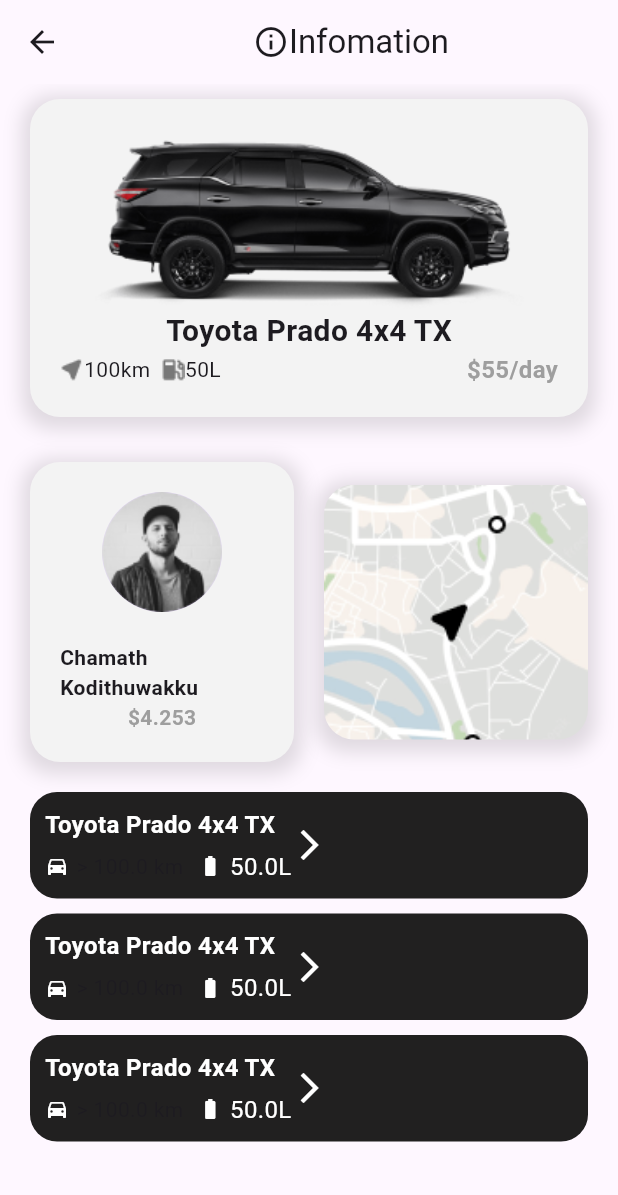
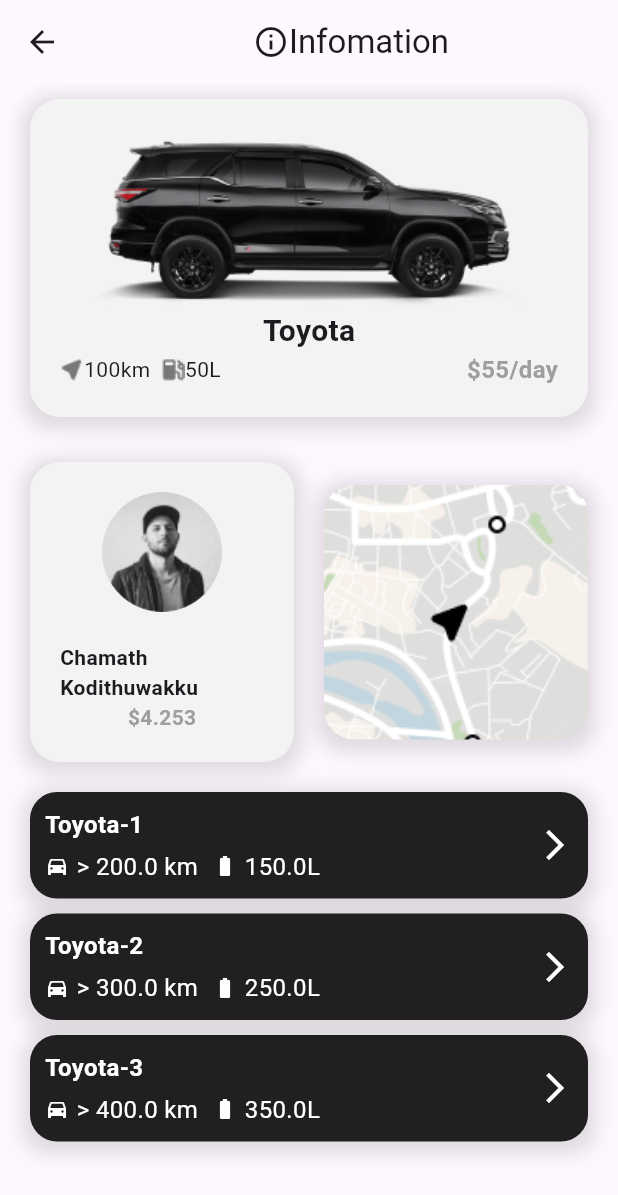
Before and after one commit to chamathk77/car_rental_app_flutter, a Flutter app: the CarListScreen screen opened directly, after a tap on "Toyota", on a phone screen of 412 x 824 dp. Shown: the top 1195 px of the screen. Run offline on Flutter 3.47's test engine with Material 3 defaults, Android fonts, the phone set to English and light mode, and no system bars; our stand-ins replace cloud_firestore, firebase_core, flutter_map, latlong2; accounts and stored records are empty.

Commit message:
continue map screen

```diff
--- a/lib/main.dart
+++ b/lib/main.dart
@@ -1,6 +1,7 @@
 import 'package:car_rental_app_flutter/firebase_options.dart';
 import 'package:car_rental_app_flutter/screens/car_details_page.dart';
 import 'package:car_rental_app_flutter/screens/car_list_screen.dart';
+import 'package:car_rental_app_flutter/screens/maps_details_page.dart';
 import 'package:car_rental_app_flutter/screens/onboarding_page.dart';
 import 'package:cloud_firestore/cloud_firestore.dart';
 import 'package:firebase_core/firebase_core.dart';
@@ -41,7 +42,7 @@
         colorScheme: ColorScheme.fromSeed(seedColor: Colors.deepPurple),
         useMaterial3: true,
       ),
-      home: OnboardingPage(),
+      home: MapsDetailsPage(),
     );
   }
 }
--- a/lib/screens/car_details_page.dart
+++ b/lib/screens/car_details_page.dart
@@ -5,7 +5,9 @@
 import 'package:flutter/widgets.dart';
 
 class CarDetailsPage extends StatelessWidget {
-  const CarDetailsPage({Key? key}) : super(key: key);
+  final Car car;
+
+  const CarDetailsPage({super.key, required this.car});
 
   @override
   Widget build(BuildContext context) {
@@ -23,10 +25,10 @@
         children: [
           CarCard(
             car: Car(
-              Model: 'Toyota Prado 4x4 TX',
-              distance: 100,
-              fuelCapacity: 50,
-              pricePerHour: 55,
+              Model: car.Model,
+              distance: car.distance,
+              fuelCapacity: car.fuelCapacity,
+              pricePerHour: car.pricePerHour,
             ),
           ),
           SizedBox(height: 20),
@@ -104,10 +106,10 @@
               children: [
                 MoreCard(
                   car: Car(
-                    Model: 'Toyota Prado 4x4 TX',
-                    distance: 100,
-                    fuelCapacity: 50,
-                    pricePerHour: 55,
+                    Model: car.Model + "-1",
+                    distance: car.distance + 100,
+                    fuelCapacity: car.fuelCapacity + 100,
+                    pricePerHour: car.pricePerHour+10,
                   ),
                 ),
                 SizedBox(
@@ -115,10 +117,10 @@
                 ),
                 MoreCard(
                   car: Car(
-                    Model: 'Toyota Prado 4x4 TX',
-                    distance: 100,
-                    fuelCapacity: 50,
-                    pricePerHour: 55,
+                    Model: car.Model + "-2",
+                    distance: car.distance + 200,
+                    fuelCapacity: car.fuelCapacity + 200,
+                    pricePerHour: car.pricePerHour+20,
                   ),
                 ),
                 SizedBox(
@@ -126,10 +128,10 @@
                 ),
                 MoreCard(
                   car: Car(
-                    Model: 'Toyota Prado 4x4 TX',
-                    distance: 100,
-                    fuelCapacity: 50,
-                    pricePerHour: 55,
+                    Model: car.Model + "-3",
+                    distance: car.distance + 300,
+                    fuelCapacity: car.fuelCapacity + 300,
+                    pricePerHour: car.pricePerHour+30,
                   ),
                 ),
                 SizedBox(
--- a/lib/screens/widgets/car_card.dart
+++ b/lib/screens/widgets/car_card.dart
@@ -13,7 +13,9 @@
         Navigator.push(
           context,
           MaterialPageRoute(
-            builder: (context) => CarDetailsPage(),
+            builder: (context) => CarDetailsPage(
+              car: car,
+            ),
           ),
         );
       },
--- a/lib/screens/widgets/more_card.dart
+++ b/lib/screens/widgets/more_card.dart
@@ -13,10 +13,16 @@
         decoration: BoxDecoration(
             color: Color(0xff212020),
             borderRadius: BorderRadius.circular(18),
-      ),
+            boxShadow: [
+              BoxShadow(
+                color: Colors.black12,
+                spreadRadius: 5,
+                blurRadius: 10,
+                offset: Offset(0, 3),
+              )
+            ]),
         child: Row(
-        children: [
-          Row(
+          mainAxisAlignment: MainAxisAlignment.spaceBetween,
           children: [
             Column(
               crossAxisAlignment: CrossAxisAlignment.start,
@@ -41,9 +47,8 @@
                     SizedBox(
                       width: 5,
                     ),
-                      Text(
-                        '> ${car.distance} km',
-                      ),
+                    Text('> ${car.distance} km',
+                        style: TextStyle(color: Colors.white, fontSize: 16)),
                     SizedBox(
                       width: 10,
                     ),
@@ -63,15 +68,15 @@
                 )
               ],
             ),
+            // SizedBox(
+            //   width: 100,
+            // ),
             Icon(
               Icons.arrow_forward_ios,
               color: Colors.white,
               size: 24,
             )
           ],
-          )
-        ],
-      ),
-    );
+        ));
   }
 }
--- a/pubspec.yaml
+++ b/pubspec.yaml
@@ -36,6 +36,8 @@
   cupertino_icons: ^1.0.8
   firebase_core: ^2.24.2
   cloud_firestore: ^4.14.0
+  latlong2: ^0.8.0
+  flutter_map: ^4.0.0
 
 dev_dependencies:
   flutter_test:
```
Also changed, not shown: lib/screens/maps_details_page.dart (added, +194 -0 lines). Lines whose indentation alone changed are shown as unchanged.
